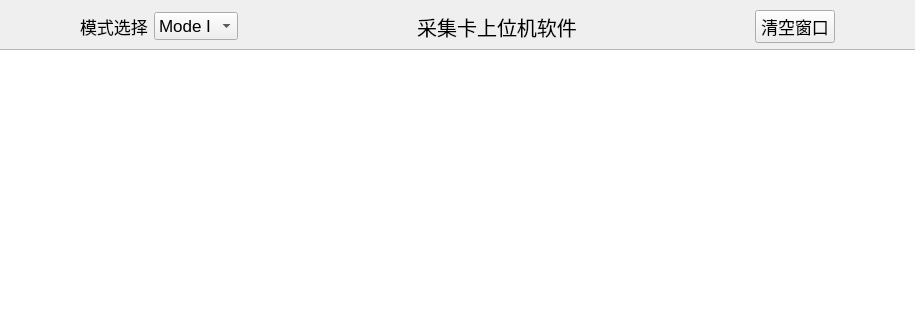
Old version of the form mainwindow.ui in the repository DIWEIKA/Qt_UDP_DAS_v6.5.2; both pictures show x 104 to 1019 and y 0 to 320 of the 1122 by 590 pixel window.
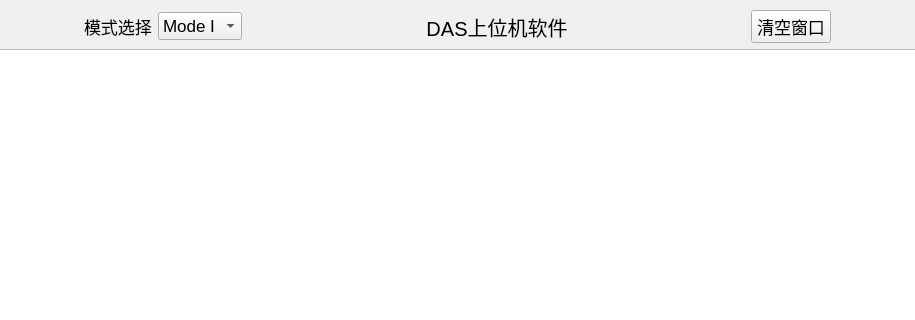
New version of the form.

```diff
--- a/mainwindow.ui
+++ b/mainwindow.ui
@@ -87,7 +87,7 @@
           </font>
          </property>
          <property name="text">
-          <string>采集卡上位机软件</string>
+          <string>DAS上位机软件</string>
          </property>
          <property name="alignment">
           <set>Qt::AlignCenter</set>
```
